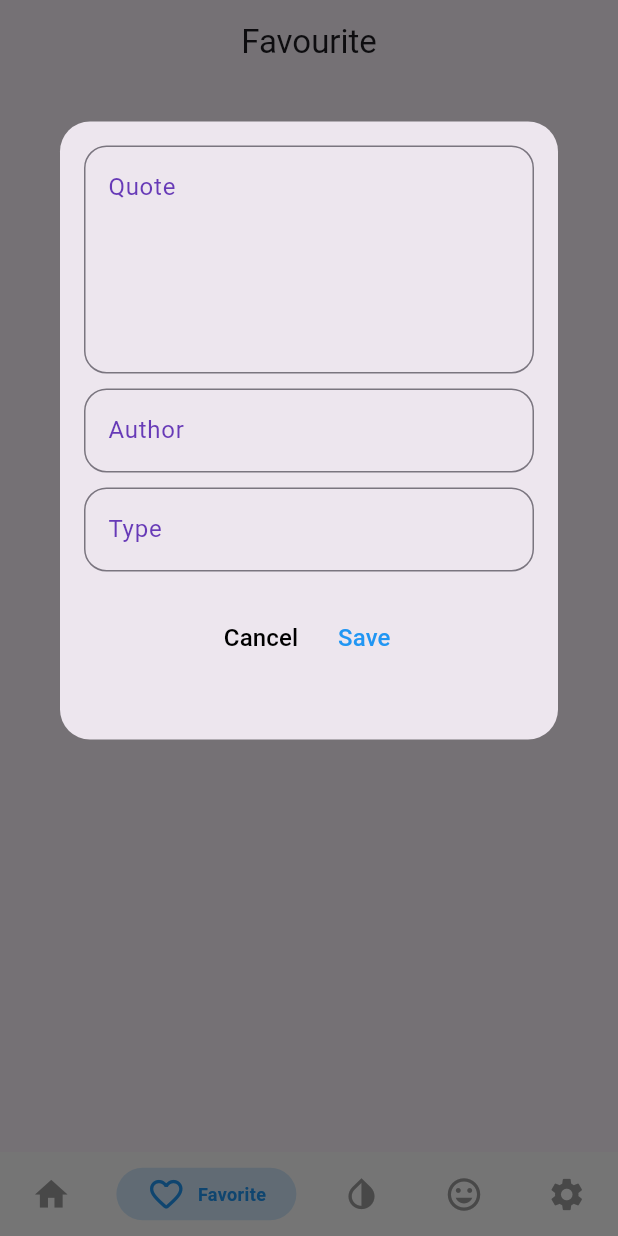
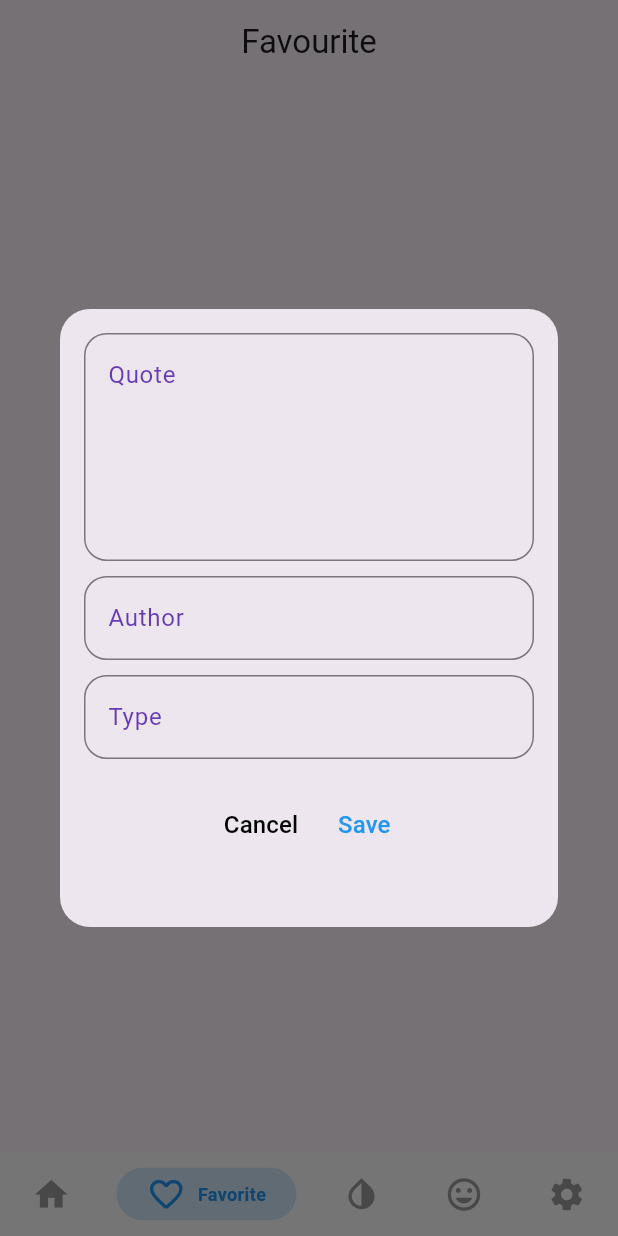
Before and after one commit to hanhmh1203/quotes_mobile, a Flutter app: the screen it shows after launch, item 2 of the bottom bar chosen, after a tap on the "add" icon, on a phone screen of 412 x 824 dp. Run offline on Flutter 3.47's test engine with Material 3 defaults, Android fonts, the phone set to English and light mode, and no system bars; drawn by our look-alikes of persistent_bottom_nav_bar; our stand-ins replace easy_localization, get, isar; accounts and stored records are empty; generated files the repository leaves out were written again.

Commit message:
add dialog

```diff
--- /dev/null
+++ b/lib/ui/demo_dialog/dialog_helper.dart
@@ -0,0 +1,119 @@
+import 'dart:math';
+
+import 'package:flutter/material.dart';
+import 'package:get/get.dart';
+
+class DialogHelper {
+  bool _showDialogInput = false;
+
+  void openDialog(BuildContext context) {
+    String? quote;
+    String? author;
+    String? type;
+
+    TextEditingController quoteController = TextEditingController();
+    TextEditingController authorController = TextEditingController();
+    TextEditingController typeController = TextEditingController();
+
+    Get.dialog(
+      Dialog(
+        shape: RoundedRectangleBorder(
+          borderRadius: BorderRadius.circular(20),
+        ),
+        child: SizedBox(
+          width: MediaQuery.of(context).size.width * 0.95,
+          height: MediaQuery.of(context).size.height * 0.5,
+          child: Padding(
+            padding: const EdgeInsets.all(16.0),
+            child: Column(
+              mainAxisSize: MainAxisSize.min,
+              children: [
+                TextField(
+                  controller: quoteController,
+                  maxLines: 5,
+                  decoration: InputDecoration(
+                    hintText: 'Quote',
+                    hintStyle: const TextStyle(color: Colors.deepPurple),
+                    border: OutlineInputBorder(
+                      borderRadius: BorderRadius.circular(15),
+                      borderSide: const BorderSide(
+                        color: Colors.deepPurple,
+                        width: 2.0,
+                      ),
+                    ),
+                  ),
+                ),
+                const SizedBox(height: 10),
+                TextField(
+                  controller: authorController,
+                  decoration: InputDecoration(
+                    hintText: 'Author',
+                    hintStyle: const TextStyle(color: Colors.deepPurple),
+                    border: OutlineInputBorder(
+                      borderRadius: BorderRadius.circular(15),
+                      borderSide: const BorderSide(
+                        color: Colors.deepPurple,
+                        width: 2.0,
+                      ),
+                    ),
+                  ),
+                ),
+                const SizedBox(height: 10),
+                TextField(
+                  controller: typeController,
+                  decoration: InputDecoration(
+                    hintText: 'Type',
+                    hintStyle: const TextStyle(color: Colors.deepPurple),
+                    border: OutlineInputBorder(
+                      borderRadius: BorderRadius.circular(15),
+                      borderSide: const BorderSide(
+                        color: Colors.deepPurple,
+                        width: 2.0,
+                      ),
+                    ),
+                  ),
+                ),
+                const SizedBox(height: 20),
+                Row(
+                  mainAxisAlignment: MainAxisAlignment.center,
+                  children: [
+                    TextButton(
+                      onPressed: () {
+                        Navigator.of(context).pop();
+                      },
+                      child: const Text(
+                        'Cancel',
+                        style: TextStyle(
+                          color: Colors.black,
+                          fontSize: 16,
+                        ),
+                      ),
+                    ),
+                    TextButton(
+                      onPressed: () {
+                        // Save the input values to state variables
+                        quote = quoteController.text;
+                        author = authorController.text;
+                        type = typeController.text;
+                        print('qoute: $quote author: $author type : $type' );
+                        // Close the dialog
+                        // Navigator.of(context).pop();
+                      },
+                      child: const Text(
+                        'Save',
+                        style: TextStyle(
+                          color: Colors.blue,
+                          fontSize: 16,
+                        ),
+                      ),
+                    ),
+                  ],
+                ),
+              ],
+            ),
+          ),
+        ),
+      ),
+    );
+  }
+}
--- a/lib/ui/demo_dialog/dialog_screen.dart
+++ b/lib/ui/demo_dialog/dialog_screen.dart
@@ -1,8 +1,15 @@
 import 'package:flutter/material.dart';
+import 'package:get/get_navigation/get_navigation.dart';
+import 'package:quotes_mobile/ui/demo_dialog/dialog_helper.dart';
 
-class DialogScreen extends StatelessWidget {
+class DialogScreen extends StatefulWidget {
   const DialogScreen({Key? key}) : super(key: key);
 
+  @override
+  _DialogScreenState createState() => _DialogScreenState();
+}
+
+class _DialogScreenState extends State<DialogScreen> {
   @override
   Widget build(BuildContext context) {
     return Scaffold(
@@ -11,109 +18,13 @@ class DialogScreen extends StatelessWidget {
         centerTitle: true,
       ),
       body: Center(
-        child: ElevatedButton(
-          onPressed: () {
-            showDialog(
-              context: context,
-              builder: (BuildContext context) {
-                return Align(
-                  alignment: Alignment.topCenter, // Đặt vị trí của dialog lên cao
-                  child: Padding(
-                    padding: const EdgeInsets.only(bottom: 250.0), // Điều chỉnh khoảng cách từ trên cùng
-                    child: Dialog(
-                      shape: RoundedRectangleBorder(
-                        borderRadius: BorderRadius.circular(20),
-                      ),
-                      child: SizedBox(
-                        width: MediaQuery.of(context).size.width * 0.95, // 95% của màn hình
-                        height: MediaQuery.of(context).size.height * 0.5,
-                        child: Padding(
-                          padding: const EdgeInsets.all(16.0),
         child: Column(
-                            mainAxisSize: MainAxisSize.min,
-                            children: [
-                              TextField(
-                                maxLines: 5,
-                                decoration: InputDecoration(
-                                  hintText: 'Quote', // Thay đổi labelText thành hintText
-                                  hintStyle: const TextStyle(color: Colors.deepPurple),
-                                  border: OutlineInputBorder(
-                                    borderRadius: BorderRadius.circular(15),
-                                    borderSide: const BorderSide(
-                                      color: Colors.deepPurple, // Màu xanh đen cho đường viền
-                                      width: 2.0, // Độ dày của đường viền
-                                    ),
-                                  ),
-                                ),
-                              ),
-                              const SizedBox(height: 10),
-                              TextField(
-                                decoration: InputDecoration(
-                                  hintText: 'Author', // Thay đổi labelText thành hintText
-                                  hintStyle: const TextStyle(color: Colors.deepPurple),
-                                  border: OutlineInputBorder(
-                                    borderRadius: BorderRadius.circular(15),
-                                    borderSide: const BorderSide(
-                                      color: Colors.deepPurple, // Màu xanh đen cho đường viền
-                                      width: 2.0, // Độ dày của đường viền
-                                    ),
-                                  ),
-                                ),
-                              ),
-                              const SizedBox(height: 10),
-                              TextField(
-                                decoration: InputDecoration(
-                                  hintText: 'Type', // Thay đổi labelText thành hintText
-                                  hintStyle: const TextStyle(color: Colors.deepPurple),
-                                  border: OutlineInputBorder(
-                                    borderRadius: BorderRadius.circular(15),
-                                    borderSide: const BorderSide(
-                                      color: Colors.deepPurple, // Màu xanh đen cho đường viền
-                                      width: 2.0, // Độ dày của đường viền
-                                    ),
-                                  ),
-                                ),
-                              ),
-                              const SizedBox(height: 20),
-                              Row(
           mainAxisAlignment: MainAxisAlignment.center,
           children: [
-                                  TextButton(
+            ElevatedButton(
               onPressed: () {
-                                      Navigator.of(context).pop();
-                                    },
-                                    child: const Text(
-                                      'Cancel',
-                                      style: TextStyle(
-                                        color: Colors.black,
-                                        fontSize: 16,
-                                      ),
-                                    ),
-                                  ),
-                                  TextButton(
-                                    onPressed: () {
-                                      // Xử lý logic khi nhấn nút Save
-                                      Navigator.of(context).pop();
-                                    },
-                                    child: const Text(
-                                      'Save',
-                                      style: TextStyle(
-                                        color: Colors.blue,
-                                        fontSize: 16,
-                                      ),
-                                    ),
-                                  ),
-                                ],
-                              ),
-                            ],
-                          ),
-                        ),
-                      ),
-                    ),
-                  ),
-                );
-              },
-            );
+                DialogHelper dialogHelper = DialogHelper();
+                dialogHelper.openDialog(context);
               },
               child: const Icon(Icons.add),
               style: ElevatedButton.styleFrom(
@@ -121,6 +32,10 @@ class DialogScreen extends StatelessWidget {
                 padding: const EdgeInsets.all(20),
               ),
             ),
+            const SizedBox(height: 20),
+            // Display the saved values
+          ],
+        ),
       ),
     );
   }
```
Also changed, not shown: lib/ui/demo_dialog/dialog_input_data.dart (added). Lines whose indentation alone changed are shown as unchanged.
